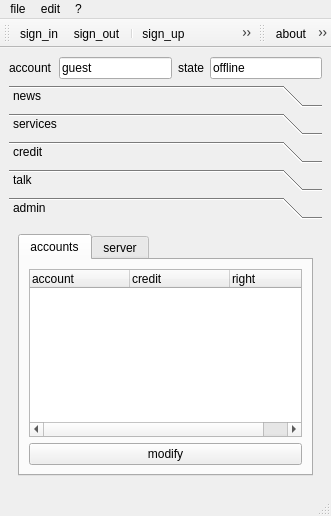
Old version of the form client/ui/Client.ui in the repository canercandan/qlik.
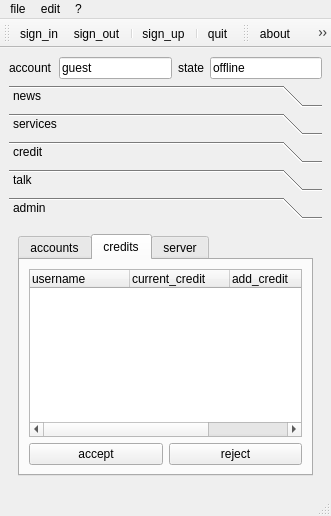
New version of the form. The open tabs and pages were chosen to show the change. Icons and pictures are not drawn.

```diff
--- a/client/ui/Client.ui
+++ b/client/ui/Client.ui
@@ -459,6 +459,65 @@
               </item>
              </layout>
             </widget>
+            <widget class="QWidget" name="tab_5" >
+             <attribute name="title" >
+              <string>credits</string>
+             </attribute>
+             <layout class="QGridLayout" >
+              <item row="0" column="0" >
+               <layout class="QVBoxLayout" >
+                <item>
+                 <widget class="QTreeWidget" name="adminCreditList" >
+                  <column>
+                   <property name="text" >
+                    <string>username</string>
+                   </property>
+                  </column>
+                  <column>
+                   <property name="text" >
+                    <string>current_credit</string>
+                   </property>
+                  </column>
+                  <column>
+                   <property name="text" >
+                    <string>add_credit</string>
+                   </property>
+                  </column>
+                  <column>
+                   <property name="text" >
+                    <string>date</string>
+                   </property>
+                  </column>
+                 </widget>
+                </item>
+                <item>
+                 <layout class="QHBoxLayout" >
+                  <item>
+                   <widget class="QPushButton" name="adminCreditAccept" >
+                    <property name="text" >
+                     <string>accept</string>
+                    </property>
+                    <property name="icon" >
+                     <iconset resource="../resources/resources.qrc" >:/admin/images/coins_add.png</iconset>
+                    </property>
+                   </widget>
+                  </item>
+                  <item>
+                   <widget class="QPushButton" name="adminCreditReject" >
+                    <property name="text" >
+                     <string>reject</string>
+                    </property>
+                    <property name="icon" >
+                     <iconset resource="../resources/resources.qrc" >:/admin/images/coins_delete.png</iconset>
+                    </property>
+                   </widget>
+                  </item>
+                 </layout>
+                </item>
+               </layout>
+              </item>
+             </layout>
+            </widget>
             <widget class="QWidget" name="tab_4" >
              <attribute name="title" >
               <string>server</string>
@@ -602,7 +661,6 @@
    <addaction name="actionSignOut" />
    <addaction name="separator" />
    <addaction name="actionSignUp" />
-   <addaction name="actionRefresh" />
    <addaction name="separator" />
    <addaction name="actionQuit" />
   </widget>
```
Left out of the diff: 10 changed lines with no effect on the pictures.
